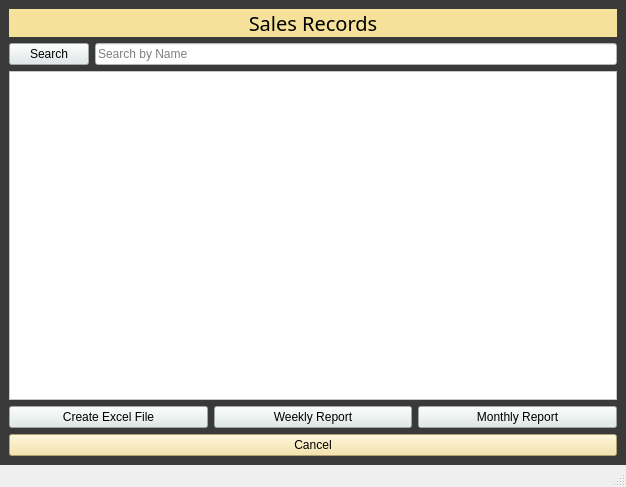
The window that sales_records.ui (Aenan05/MAXPC) describes before a commit, drawn with Qt 5.
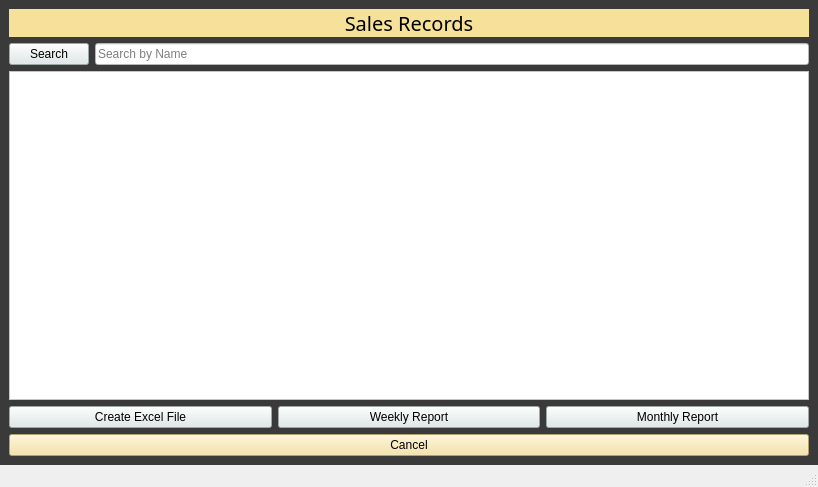
The same window after the commit.

Commit message: 6.5.15.28 monthly/sales table

```diff
--- a/sales_records.ui
+++ b/sales_records.ui
@@ -69,6 +69,12 @@
           </item>
           <item row="2" column="0" colspan="2">
            <widget class="QTableWidget" name="tblSales">
+            <property name="minimumSize">
+             <size>
+              <width>800</width>
+              <height>0</height>
+             </size>
+            </property>
             <property name="styleSheet">
              <string notr="true">background-color: rgb(255, 255, 255);</string>
             </property>
```
The commit also changes 2 other files.
